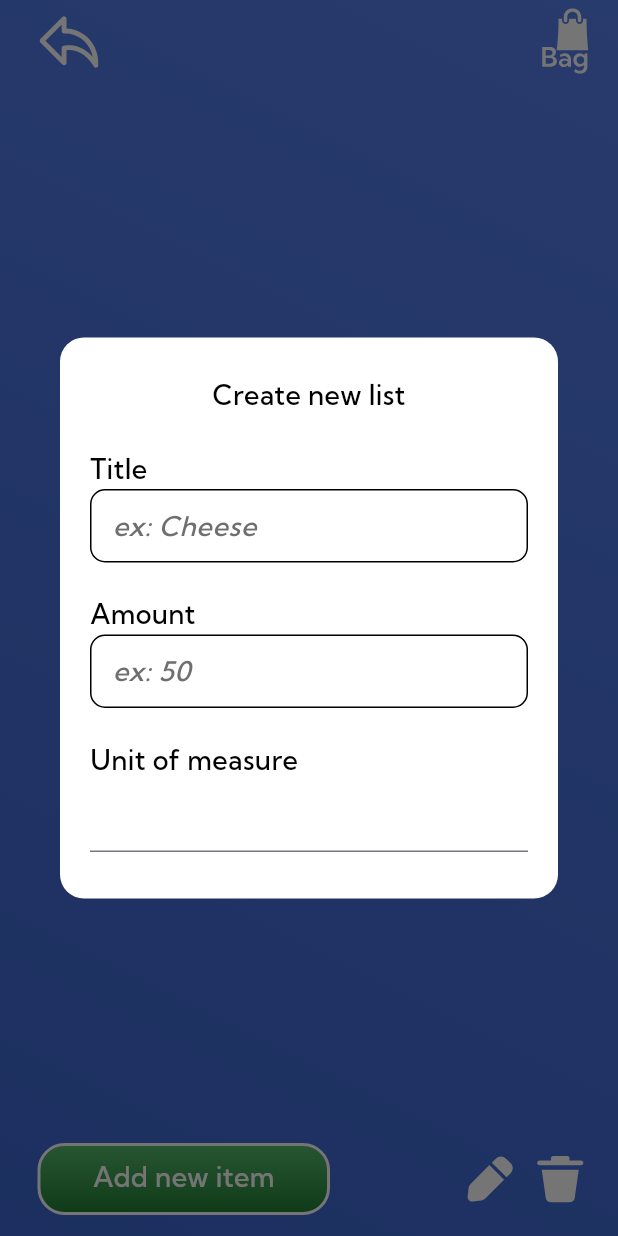
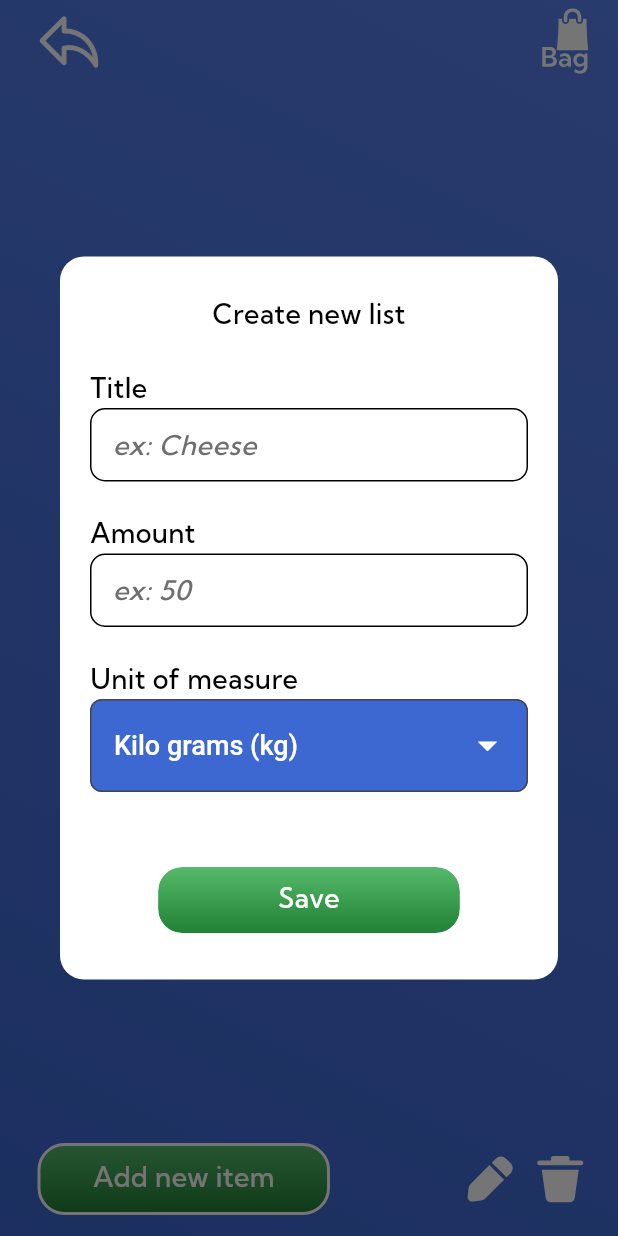
Before and after one commit to AnuradhaDev96/shopping_list_app, a Flutter app: the ListItemsPage screen opened directly with empty values, after a tap on "Add new item", on a phone screen of 412 x 824 dp. Run offline on Flutter 3.47's test engine with Material 2 defaults, Android fonts, the phone set to English and light mode, and no system bars; our stand-ins replace another_flushbar, flutter_bloc, flutter_svg, get_it, rxdart, sqflite and 1 more; accounts and stored records are empty.

Commit message:
Implementation - Add list item dialog

```diff
--- a/shoplicium/lib/presentation/views/list_items/widgets/create_list_item_dialog.dart
+++ b/shoplicium/lib/presentation/views/list_items/widgets/create_list_item_dialog.dart
@@ -4,6 +4,7 @@ import 'package:flutter/services.dart';
 import '../../../../config/themes/input_decorations.dart';
 import '../../../../domain/enums/unit_of_measure_enum.dart';
 import '../../../../utils/constants/app_colors.dart';
+import '../../../widgets/primary_button_skin.dart';
 
 class CreateListItemDialog extends StatefulWidget {
   const CreateListItemDialog({super.key, required this.listId});
@@ -110,7 +111,9 @@ class _CreateListItemDialogState extends State<CreateListItemDialog> {
                       ),
                     ),
                   ),
-                  ButtonTheme(
+                  SizedBox(
+                    height: 62,
+                    child: ButtonTheme(
                       alignedDropdown: true,
                       child: DropdownButtonFormField<UnitOfMeasureEnum>(
                         value: _selectedUOM,
@@ -131,6 +134,13 @@ class _CreateListItemDialogState extends State<CreateListItemDialog> {
                             )
                             .toList(),
                         dropdownColor: AppColors.blue1,
+                        decoration: InputDecoration(
+                          filled: true,
+                          fillColor: AppColors.blue1,
+                          border: OutlineInputBorder(
+                            borderRadius: BorderRadius.circular(8)
+                          )
+                        ),
                         borderRadius: BorderRadius.circular(8),
                         style: const TextStyle(
                           color: Colors.white,
@@ -145,6 +155,19 @@ class _CreateListItemDialogState extends State<CreateListItemDialog> {
                         },
                       ),
                     ),
+                  ),
+                  Padding(
+                    padding: const EdgeInsets.only(top: 50),
+                    child: GestureDetector(
+                      onTap: () {
+                        _saveItemToShoppingList();
+                      },
+                      child: const PrimaryButtonSkin(
+                        title: 'Save',
+                        internalPadding: EdgeInsets.fromLTRB(80, 8, 80, 10),
+                      ),
+                    ),
+                  )
                 ],
               ),
             ),
@@ -153,4 +176,10 @@ class _CreateListItemDialogState extends State<CreateListItemDialog> {
       ),
     );
   }
+
+  void _saveItemToShoppingList() {
+    if (_formKey.currentState!.validate()) {
+      // _createNewListCubit.createShoppingList(_titleController.text, _selectedDay);
     }
+  }
+}
--- a/shoplicium/lib/presentation/widgets/primary_button_skin.dart
+++ b/shoplicium/lib/presentation/widgets/primary_button_skin.dart
@@ -3,14 +3,20 @@ import 'package:flutter/material.dart';
 import '../../utils/constants/app_colors.dart';
 
 class PrimaryButtonSkin extends StatelessWidget {
-  const PrimaryButtonSkin({super.key, required this.title});
+  const PrimaryButtonSkin({
+    super.key,
+    required this.title,
+    this.internalPadding = const EdgeInsets.fromLTRB(35, 8, 35, 10),
+  });
+
   final String title;
+  final EdgeInsetsGeometry internalPadding;
 
   @override
   Widget build(BuildContext context) {
     return FittedBox(
       child: Container(
-        padding: const EdgeInsets.fromLTRB(35, 8, 35, 10),
+        padding: internalPadding,
         decoration: BoxDecoration(
           borderRadius: BorderRadius.circular(16),
           gradient: const LinearGradient(
```
Lines whose indentation alone changed are shown as unchanged.
